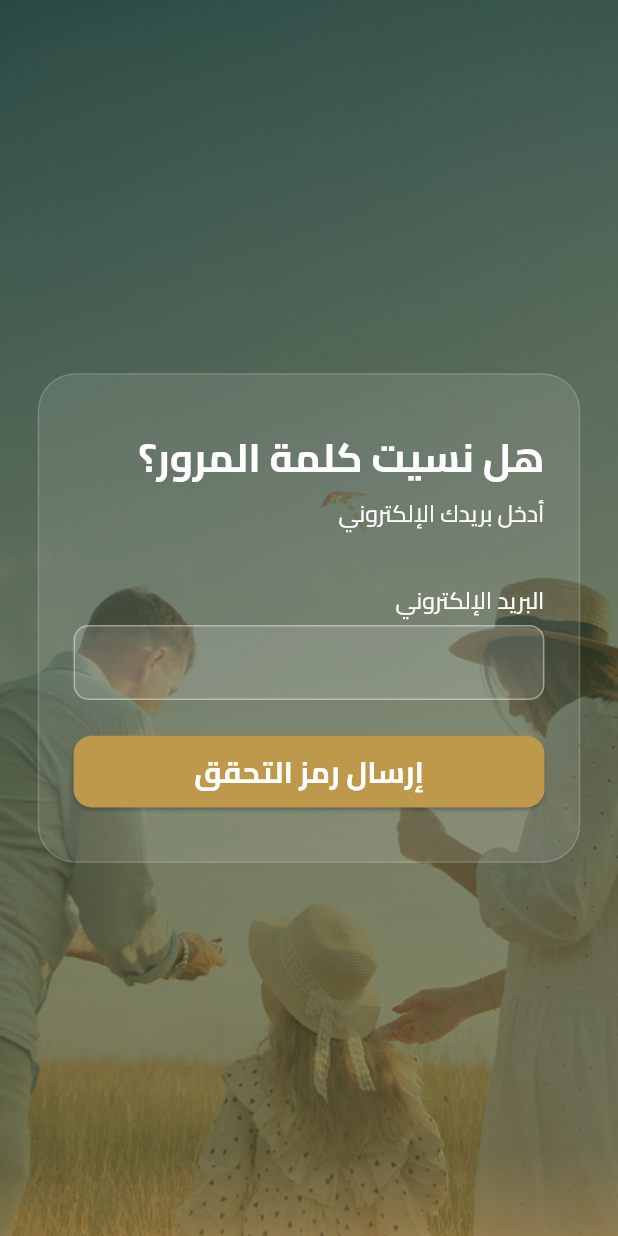
After one commit to ranamohs/solala, a Flutter app: the SendCodeView screen opened by its route, on a phone screen of 412 x 824 dp. The commit adds this screen. Run offline on Flutter 3.47's test engine with Material 3 defaults, Android fonts, the phone set to English and light mode, and no system bars; our stand-ins replace bloc, cached_network_image, carousel_slider, dartz, dio, easy_localization and 15 more; missing offline and left inert: data_connection_checker_tv, graphview; accounts and stored records are empty; project files that could hold a hidden picture were left out.

Commit message:
forgot password not finished yet

```diff
--- a/assets/translations/ar.json
+++ b/assets/translations/ar.json
@@ -166,5 +166,17 @@
   "job": "الوظيفة",
   "alive": "على قيد الحياة",
   "deceased": "متوفى",
-  "close": "إغلاق"
+  "close": "إغلاق",
+  "forgotPassword": "هل نسيت كلمة المرور؟",
+  "sendVerificationCode": "إرسال رمز التحقق",
+  "enterYourEmail": "أدخل بريدك الإلكتروني",
+  "verificationCodeSent": "تم إرسال رمز التحقق إلى البريد الإلكتروني",
+  "resetPassword": "إعادة تعيين كلمة المرور",
+  "passwordResetSuccessfully": "تم إعادة تعيين كلمة المرور بنجاح",
+  "code": "الرمز",
+  "passwordConfirmation": "تأكيد كلمة المرور",
+  "pleaseEnterYourEmail": "الرجاء إدخال بريدك الإلكتروني",
+  "pleaseEnterTheCode": "الرجاء إدخال الرمز",
+  "pleaseEnterYourNewPassword": "الرجاء إدخال كلمة المرور الجديدة",
+  "pleaseConfirmYourNewPassword": "الرجاء تأكيد كلمة المرور الجديدة"
 }
--- a/lib/core/constants/app_strings.dart
+++ b/lib/core/constants/app_strings.dart
@@ -143,4 +143,18 @@ class AppStrings {
   static const String alive = 'alive';
   static const String deceased = 'deceased';
   static const String close = 'close';
+  static const String forgotPassword = 'forgotPassword';
+  static const String sendVerificationCode = 'sendVerificationCode';
+  static const String enterYourEmail = 'enterYourEmail';
+  static const String verificationCodeSent = 'verificationCodeSent';
+  static const String resetPassword = 'resetPassword';
+  static const String newPassword = 'newPassword';
+  static const String confirmNewPassword = 'confirmNewPassword';
+  static const String passwordResetSuccessfully = 'passwordResetSuccessfully';
+  static const String code = 'code';
+  static const String passwordConfirmation = 'passwordConfirmation';
+  static const String pleaseEnterYourEmail = 'pleaseEnterYourEmail';
+  static const String pleaseEnterTheCode = 'pleaseEnterTheCode';
+  static const String pleaseEnterYourNewPassword = 'pleaseEnterYourNewPassword';
+  static const String pleaseConfirmYourNewPassword = 'pleaseConfirmYourNewPassword';
 }
--- a/lib/core/constants/end_points.dart
+++ b/lib/core/constants/end_points.dart
@@ -36,6 +36,8 @@ class EndPoints {
   static const String news = "/reports";
   static const String addNews = "/reports/add";
   static const String addFamily = "/family/add";
+  static const String sendVerificationCode = "/send-verification-code";
+  static const String resetPassword = "/reset-password";
 
 }
 
--- a/lib/core/routes/app_router.dart
+++ b/lib/core/routes/app_router.dart
@@ -5,6 +5,9 @@ import 'package:solala/features/splash/presentation/views/splash_view.dart';
 import 'package:flutter_bloc/flutter_bloc.dart';
 import 'package:go_router/go_router.dart';
 
+import '../../features/forgot_password/presentation/manager/cubit/forgot_password_cubit.dart';
+import '../../features/forgot_password/presentation/views/reset_password_view.dart';
+import '../../features/forgot_password/presentation/views/send_code_view.dart';
 import '../../features/home/presentation/views/home_page.dart';
 
 import '../../features/login/presentation/views/login_view.dart';
@@ -24,6 +27,7 @@ import '../../features/splash/presentation/views/intro_view.dart';
 import '../../features/splash/presentation/views/intro_with_button.dart';
 import '../../features/app_info/presentation/views/help_and_support_view.dart';
 import '../services/service_locator.dart';
+
 
 abstract class AppRouter {
   static const welcomeView = '/welcomeView';
@@ -55,6 +59,9 @@ abstract class AppRouter {
   static const verificationSuccessView = '/verificationSuccessView';
   static const chooseRoleView = '/chooseRoleView';
   static const providerRegisterView = '/providerRegisterView';
+
+  static const sendCodeView = '/sendCodeView';
+  static const resetPasswordView = '/resetPasswordView';
 
 
 
@@ -89,7 +96,22 @@ abstract class AppRouter {
         create: (context) => getIt<RegisterCubit>(),
         child: const VerificationView(),
       )),
-
+      GoRoute(
+        path: sendCodeView,
+        builder: (context, state) => BlocProvider(
+          create: (context) => getIt<ForgotPasswordCubit>(),
+          child: const SendCodeView(),
+        ),
+      ),
+      GoRoute(
+        path: resetPasswordView,
+        builder: (context, state) => BlocProvider(
+          create: (context) => getIt<ForgotPasswordCubit>(),
+          child: ResetPasswordView(
+            email: state.extra as String,
+          ),
+        ),
+      ),
     ],
   );
 }
--- a/lib/features/family_tree/presentation/widgets/add_member_dialog.dart
+++ b/lib/features/family_tree/presentation/widgets/add_member_dialog.dart
@@ -6,7 +6,6 @@ import 'package:flutter_screenutil/flutter_screenutil.dart';
 import 'package:image_picker/image_picker.dart';
 import 'package:intl/intl.dart';
 import 'package:solala/core/services/service_locator.dart';
-import 'package:solala/core/databases/cache/user_data_manager.dart';
 
 import '../../../../core/constants/app_colors.dart';
 import '../../../../core/constants/app_styles.dart';
--- /dev/null
+++ b/lib/features/forgot_password/presentation/manager/cubit/forgot_password_state.dart
@@ -0,0 +1,31 @@
+abstract class ForgotPasswordState {}
+
+class ForgotPasswordInitial extends ForgotPasswordState {}
+
+class SendVerificationCodeLoading extends ForgotPasswordState {}
+
+class SendVerificationCodeSuccess extends ForgotPasswordState {
+  final String message;
+
+  SendVerificationCodeSuccess({required this.message});
+}
+
+class SendVerificationCodeFailure extends ForgotPasswordState {
+  final String errMessage;
+
+  SendVerificationCodeFailure({required this.errMessage});
+}
+
+class ResetPasswordLoading extends ForgotPasswordState {}
+
+class ResetPasswordSuccess extends ForgotPasswordState {
+  final String message;
+
+  ResetPasswordSuccess({required this.message});
+}
+
+class ResetPasswordFailure extends ForgotPasswordState {
+  final String errMessage;
+
+  ResetPasswordFailure({required this.errMessage});
+}
--- /dev/null
+++ b/lib/features/forgot_password/presentation/views/send_code_view.dart
@@ -0,0 +1,126 @@
+import 'package:easy_localization/easy_localization.dart';
+import 'package:flutter/material.dart';
+import 'package:flutter_bloc/flutter_bloc.dart';
+import 'package:flutter_screenutil/flutter_screenutil.dart';
+import 'package:solala/core/constants/app_assets.dart';
+import 'package:solala/core/constants/app_colors.dart';
+import 'package:solala/core/constants/app_strings.dart';
+import 'package:solala/core/constants/app_styles.dart';
+import 'package:solala/core/functions/navigation.dart';
+import 'package:solala/core/routes/app_router.dart';
+import 'package:solala/core/widgets/app_buttons.dart';
+import 'package:solala/core/widgets/fixed_text_fields.dart';
+
+import '../manager/cubit/forgot_password_cubit.dart';
+import '../manager/cubit/forgot_password_state.dart';
+
+class SendCodeView extends StatefulWidget {
+  const SendCodeView({super.key});
+
+  @override
+  State<SendCodeView> createState() => _SendCodeViewState();
+}
+
+class _SendCodeViewState extends State<SendCodeView> {
+  final TextEditingController _emailController = TextEditingController();
+  final _formKey = GlobalKey<FormState>();
+
+  @override
+  Widget build(BuildContext context) {
+    return Scaffold(
+      body: BlocConsumer<ForgotPasswordCubit, ForgotPasswordState>(
+        listener: (context, state) {
+          if (state is SendVerificationCodeSuccess) {
+            ScaffoldMessenger.of(context).showSnackBar(
+              SnackBar(
+                content: Text(state.message),
+                backgroundColor: Colors.green,
+              ),
+            );
+            customPush(context, AppRouter.resetPasswordView, extra: _emailController.text );
+          } else if (state is SendVerificationCodeFailure) {
+
+            ScaffoldMessenger.of(context).showSnackBar(
+              SnackBar(
+                content: Text(state.errMessage),
+                backgroundColor: Colors.red,
+              ),
+            );
+          }
+        },
+        builder: (context, state) {
+          return Container(
+            width: double.infinity,
+            height: double.infinity,
+            decoration: const BoxDecoration(
+              image: DecorationImage(
+                image: AssetImage(AppAssets.authBackground),
+                fit: BoxFit.cover,
+              ),
+            ),
+            child: SafeArea(
+              child: Center(
+                child: Padding(
+                  padding: EdgeInsets.symmetric(horizontal: 22.w),
+                  child: Container(
+                    width: double.infinity,
+                    padding: EdgeInsets.symmetric(horizontal: 20.w, vertical: 30.h),
+                    decoration: BoxDecoration(
+                      color: Colors.white.withOpacity(0.10),
+                      borderRadius: BorderRadius.circular(22.r),
+                      border: Border.all(
+                        color: Colors.white.withOpacity(0.15),
+                      ),
+                    ),
+                    child: Form(
+                      key: _formKey,
+                      child: SingleChildScrollView(
+                        child: Column(
+                          mainAxisSize: MainAxisSize.min,
+                          crossAxisAlignment: CrossAxisAlignment.start,
+                          children: [
+                            Text(
+                              AppStrings.forgotPassword.tr(),
+                              style: AppStyles.styleBold24(context).copyWith(color: AppColors.pureWhiteColor),
+                            ),
+                            SizedBox(height: 6.h),
+                            Text(
+                              AppStrings.enterYourEmail.tr(),
+                              style: AppStyles.styleMedium14(context).copyWith(color: AppColors.pureWhiteColor),
+                            ),
+                            SizedBox(height: 30.h),
+                            SecondaryTextFormField(
+                              controller: _emailController,
+                              labelText: AppStrings.email.tr(),
+                              validate: (v) => v!.isEmpty ? AppStrings.pleaseEnterYourEmail.tr() : null,
+                            ),
+                            SizedBox(height: 20.h),
+                            PrimaryButton(
+                              onPressed: () {
+                                if (_formKey.currentState!.validate()) {
+                                  context.read<ForgotPasswordCubit>().sendVerificationCode(context: context, email: _emailController.text);
+                                }
+                              },
+                              child: state is SendVerificationCodeLoading
+                                  ? const CircularProgressIndicator(
+                                color: Colors.white,
+                              )
+                                  : Text(
+                                AppStrings.sendVerificationCode.tr(),
+                                style: AppStyles.styleSemiBold18(context).copyWith(color: AppColors.pureWhiteColor),
+                              ),
+                            ),
+                          ],
+                        ),
+                      ),
+                    ),
+                  ),
+                ),
+              ),
+            ),
+          );
+        },
+      ),
+    );
+  }
+}
--- a/pubspec.yaml
+++ b/pubspec.yaml
@@ -16,7 +16,7 @@ publish_to: 'none' # Remove this line if you wish to publish to pub.dev
 # https://developer.apple.com/library/archive/documentation/General/Reference/InfoPlistKeyReference/Articles/CoreFoundationKeys.html
 # In Windows, build-name is used as the major, minor, and patch parts
 # of the product and file versions while build-number is used as the build suffix.
-version: 1.0.2+3
+version: 1.0.3+4
 
 environment:
   sdk: ^3.9.2
```
Also changed, not shown: assets/translations/en.json (+13 -1 lines), lib/core/databases/api/dio_consumer.dart (+3 -21 lines), lib/core/errors/failure.dart (+14 -0 lines), lib/core/functions/navigation.dart (+5 -5 lines), lib/core/services/service_locator.dart (+12 -0 lines), lib/features/forgot_password/data/repos/forgot_password_repo.dart (added, +14 -0 lines), lib/features/forgot_password/data/repos/forgot_password_repo_impl.dart (added, +56 -0 lines), lib/features/forgot_password/presentation/manager/cubit/forgot_password_cubit.dart (added, +46 -0 lines), lib/features/forgot_password/presentation/views/reset_password_view.dart (added, +144 -0 lines), lib/features/login/presentation/views/login_view.dart (+13 -0 lines).
